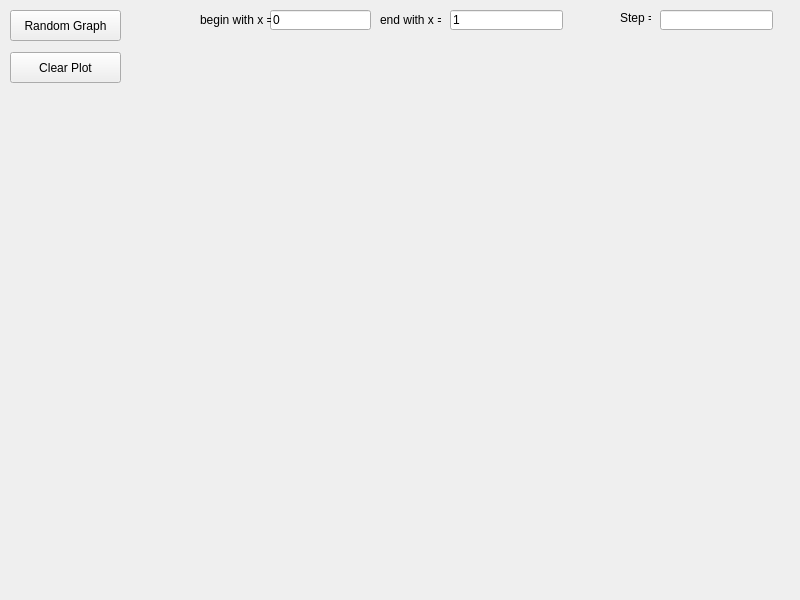
Old version of the form gui.ui in the repository Negolng/Grapher.
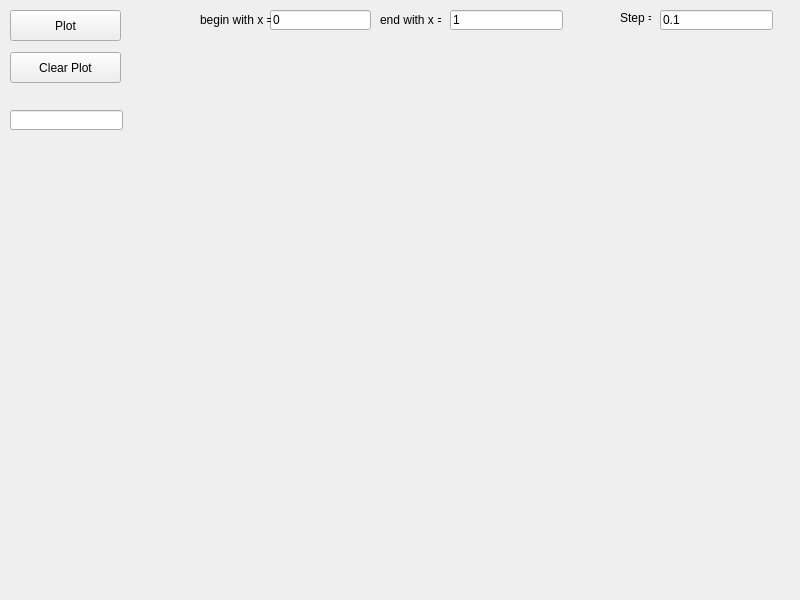
New version of the form.

Diff of the .ui file:
```diff
--- a/gui.ui
+++ b/gui.ui
@@ -24,7 +24,7 @@
      </rect>
     </property>
     <property name="text">
-     <string>Random Graph</string>
+     <string>Plot</string>
     </property>
    </widget>
    <widget class="QPushButton" name="clearButton">
@@ -114,6 +114,9 @@
       <height>20</height>
      </rect>
     </property>
+    <property name="text">
+     <string>0.1</string>
+    </property>
    </widget>
    <widget class="QLabel" name="label_3">
     <property name="geometry">
@@ -128,6 +131,16 @@
      <string>Step =</string>
     </property>
    </widget>
+   <widget class="QLineEdit" name="functionInput">
+    <property name="geometry">
+     <rect>
+      <x>10</x>
+      <y>110</y>
+      <width>113</width>
+      <height>20</height>
+     </rect>
+    </property>
+   </widget>
   </widget>
  </widget>
  <resources/>
```
Left out of the diff: 5 changed lines with no effect on the pictures.
